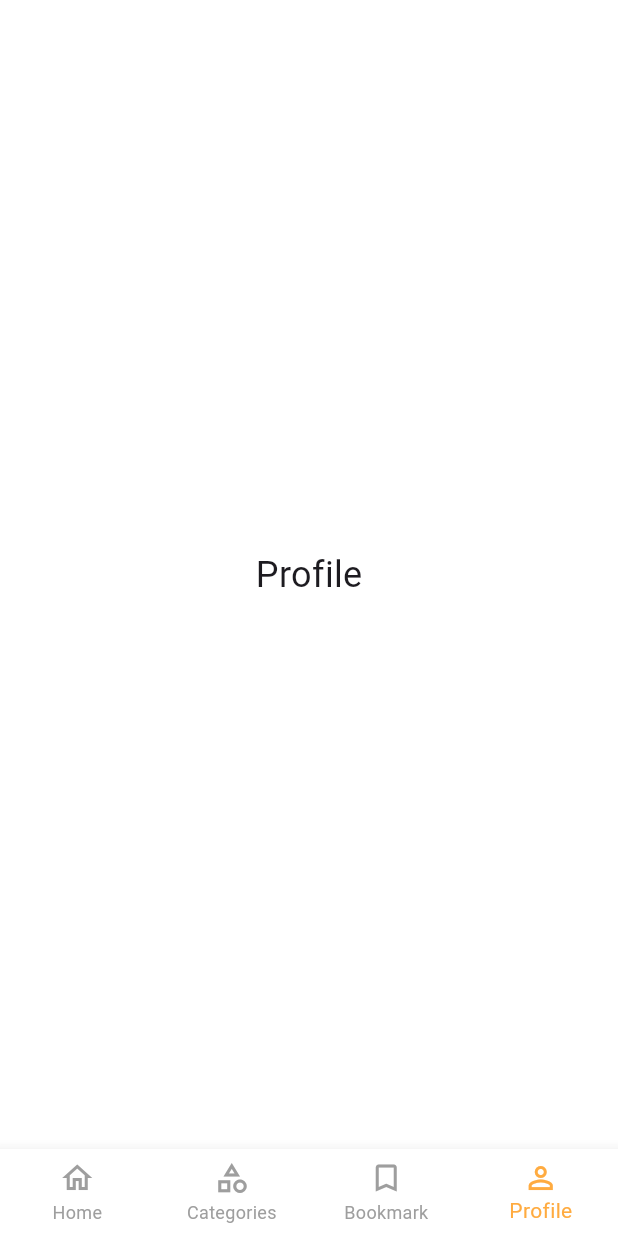
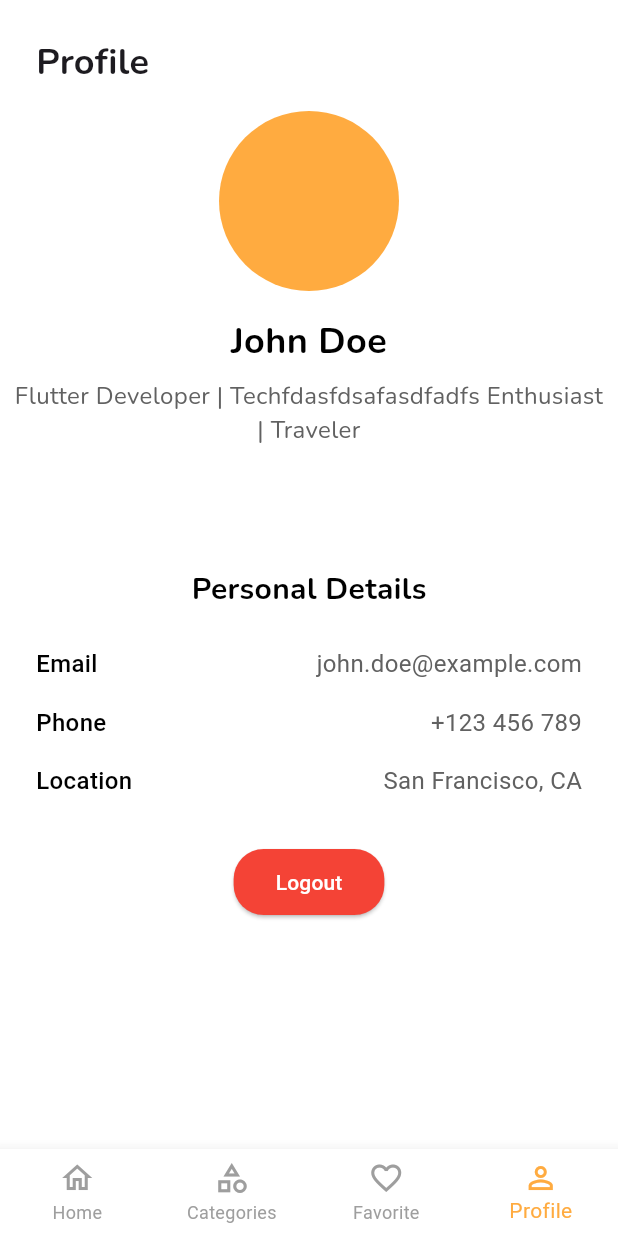
Before and after one commit to zyrridian/travel-guide-app, a Flutter app: the MainScreen screen opened directly, item 4 of the bottom bar chosen, on a phone screen of 412 x 824 dp. Run offline on Flutter 3.47's test engine with Material 3 defaults, Android fonts, the phone set to English and light mode, and no system bars; our stand-ins replace flutter_bloc, flutter_svg.

Commit message:
feat: add favorite screen and profile screen

```diff
--- /dev/null
+++ b/lib/features/profile/screens/profile_screen.dart
@@ -0,0 +1,132 @@
+import 'package:flutter/material.dart';
+import 'package:flutter/widgets.dart';
+
+class ProfileScreen extends StatelessWidget {
+  const ProfileScreen({super.key});
+
+  @override
+  Widget build(BuildContext context) {
+    return Scaffold(
+      backgroundColor: Colors.white,
+      body: SingleChildScrollView(
+        child: SafeArea(
+          child: Padding(
+            padding: const EdgeInsets.all(8.0),
+            child: Column(
+              crossAxisAlignment: CrossAxisAlignment.start,
+              children: [
+                SizedBox(height: 16),
+                Padding(
+                  padding: const EdgeInsets.symmetric(horizontal: 16),
+                  child: Text(
+                    'Profile',
+                    style: TextStyle(
+                      fontFamily: 'Nunito',
+                      fontWeight: FontWeight.bold,
+                      fontSize: 24,
+                    ),
+                  ),
+                ),
+                SizedBox(height: 16),
+                Center(
+                  child: CircleAvatar(
+                    radius: 60,
+                    backgroundColor: Colors.orangeAccent,
+                  ),
+                ),
+                SizedBox(height: 16),
+                Center(
+                  child: Text(
+                    'John Doe',
+                    textAlign: TextAlign.center,
+                    style: TextStyle(
+                      fontFamily: 'Nunito',
+                      fontSize: 24,
+                      fontWeight: FontWeight.bold,
+                      color: Colors.black,
+                    ),
+                  ),
+                ),
+                SizedBox(height: 8),
+                Center(
+                  child: Text(
+                    'Flutter Developer | Techfdasfdsafasdfadfs Enthusiast | Traveler',
+                    textAlign: TextAlign.center,
+                    style: TextStyle(
+                      fontFamily: 'Nunito',
+                      fontSize: 16,
+                      color: Colors.grey[700],
+                    ),
+                  ),
+                ),
+                SizedBox(height: 80),
+                Center(
+                  child: Text(
+                    'Personal Details',
+                    style: TextStyle(
+                      fontFamily: 'Nunito',
+                      fontSize: 20,
+                      fontWeight: FontWeight.bold,
+                      color: Colors.black,
+                    ),
+                  ),
+                ),
+                SizedBox(height: 16),
+                _buildDetailRow('Email', 'john.doe@example.com'),
+                _buildDetailRow('Phone', '+123 456 789'),
+                _buildDetailRow('Location', 'San Francisco, CA'),
+                SizedBox(height: 24),
+                // Logout Button
+                Center(
+                  child: ElevatedButton(
+                    onPressed: () {},
+                    style: ElevatedButton.styleFrom(
+                      backgroundColor: Colors.red,
+                      padding: EdgeInsets.symmetric(
+                        horizontal: 28,
+                        vertical: 12,
+                      ),
+                      shape: RoundedRectangleBorder(
+                        borderRadius: BorderRadius.circular(20),
+                      ),
+                    ),
+                    child: Text(
+                      'Logout',
+                      style: TextStyle(color: Colors.white),
+                    ),
+                  ),
+                ),
+              ],
+            ),
+          ),
+        ),
+      ),
+    );
+  }
+}
+
+Widget _buildDetailRow(String title, String value) {
+  return Padding(
+    padding: const EdgeInsets.symmetric(vertical: 8, horizontal: 16),
+    child: Row(
+      mainAxisAlignment: MainAxisAlignment.spaceBetween,
+      children: [
+        Text(
+          title,
+          style: TextStyle(
+            fontSize: 16,
+            fontWeight: FontWeight.w500,
+            color: Colors.black,
+          ),
+        ),
+        Text(
+          value,
+          style: TextStyle(
+            fontSize: 16,
+            color: Colors.grey[700],
+          ),
+        ),
+      ],
+    ),
+  );
+}
--- a/lib/main.dart
+++ b/lib/main.dart
@@ -1,7 +1,9 @@
 import 'package:flutter/material.dart';
 import 'package:flutter/services.dart';
+import 'package:travel_guide_app/features/favorite/screens/favorite_screen.dart';
 import 'package:travel_guide_app/features/home/screens/home_screen.dart';
 import 'package:travel_guide_app/features/authentication/screens/welcome_screen.dart';
+import 'package:travel_guide_app/features/profile/screens/profile_screen.dart';
 
 void main() {
   runApp(const MainApp());
@@ -39,9 +41,14 @@ class _MainScreenState extends State<MainScreen> {
   // Screens for each tab
   final List<Widget> _screens = [
     HomeScreen(),
-    Center(child: Text("Categories", style: TextStyle(fontSize: 24))),
-    Center(child: Text("Bookmark", style: TextStyle(fontSize: 24))),
-    Center(child: Text("Profile", style: TextStyle(fontSize: 24)))
+    Center(
+      child: Text(
+        "Categories",
+        style: TextStyle(fontSize: 24),
+      ),
+    ),
+    FavoriteScreen(),
+    ProfileScreen(),
   ];
 
   void _onItemTapped(int index) {
@@ -72,8 +79,8 @@ class _MainScreenState extends State<MainScreen> {
             label: 'Categories',
           ),
           BottomNavigationBarItem(
-            icon: Icon(Icons.bookmark_outline),
-            label: 'Bookmark',
+            icon: Icon(Icons.favorite_border),
+            label: 'Favorite',
           ),
           BottomNavigationBarItem(
             icon: Icon(Icons.person_outline),
```
Also changed, not shown: lib/features/favorite/screens/favorite_screen.dart (added, +51 -0 lines), lib/features/home/widgets/popular_place_card.dart (+30 -0 lines).
